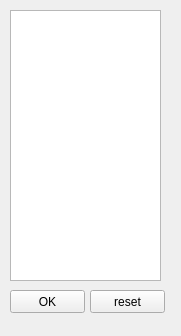
Old version of the form ui/GuessDia.ui in the repository XinChenQC/MEPplot.
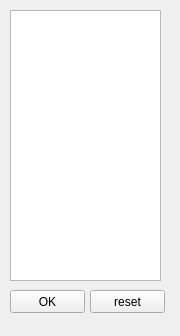
New version of the form.

The edit to the form file:
```diff
--- a/ui/GuessDia.ui
+++ b/ui/GuessDia.ui
@@ -6,7 +6,7 @@
    <rect>
     <x>0</x>
     <y>0</y>
-    <width>181</width>
+    <width>180</width>
     <height>336</height>
    </rect>
   </property>
```
